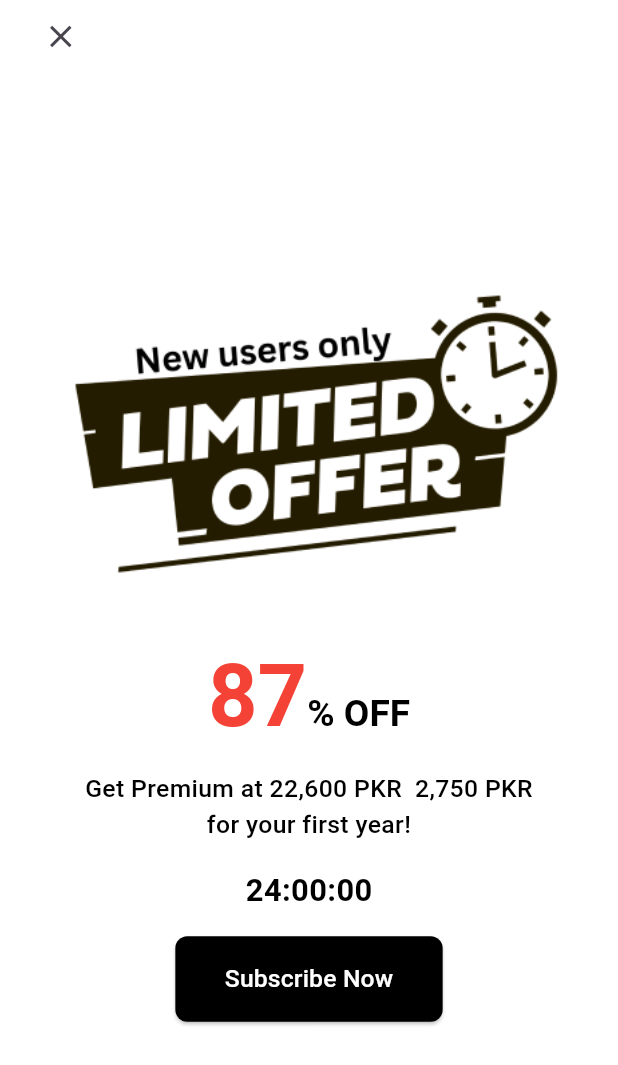
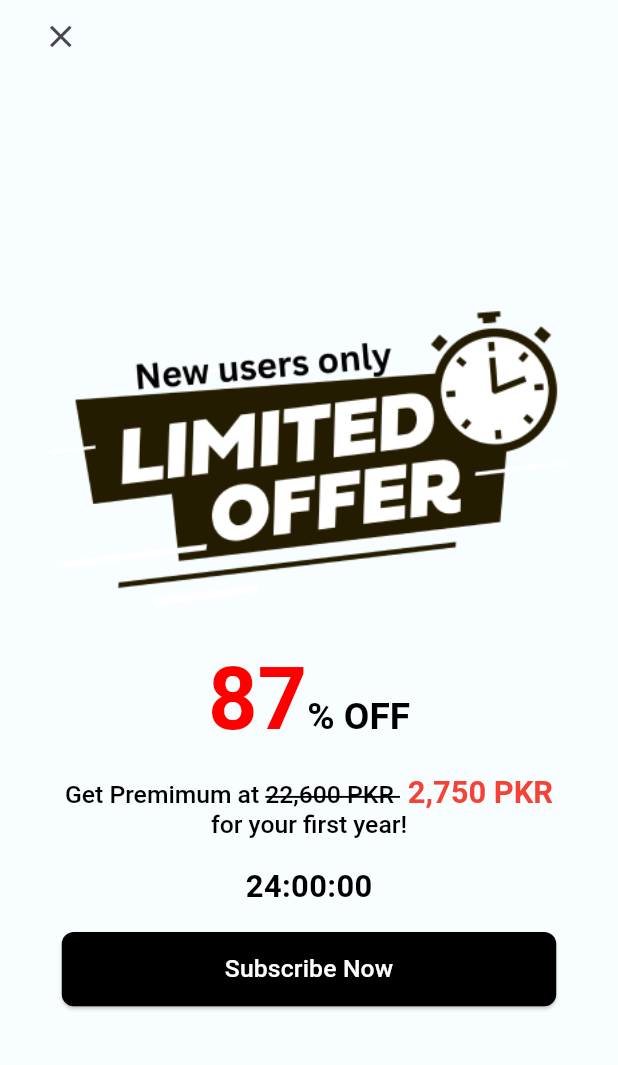
Before and after one commit to Umair-Amjad-Ali/Flutter, a Flutter app: the LimitedOfferScreen screen opened directly, on a phone screen of 412 x 824 dp. Shown: the top 1065 px of the screen. Run offline on Flutter 3.47's test engine with Material 3 defaults, Android fonts, the phone set to English and light mode, and no system bars; our stand-ins replace percent_indicator.

Commit message:
`Refactored LimitedOfferScreen widget with updated design and layout changes`

```diff
--- a/book_reading/lib/main.dart
+++ b/book_reading/lib/main.dart
@@ -1,4 +1,4 @@
-import 'package:book_reading/screens/welcome/limited_offer_screen.dart';
+import 'package:book_reading/screens/mainui/book_details_screen.dart';
 
 import 'package:flutter/material.dart';
 
@@ -15,6 +15,6 @@ class MyApp extends StatelessWidget {
     return MaterialApp(
         debugShowCheckedModeBanner: false,
         title: 'Flutter Demo',
-        home: LimitedOfferScreen());
+        home: BookDetailsScreen());
   }
 }
--- a/book_reading/lib/screens/welcome/limited_offer_screen.dart
+++ b/book_reading/lib/screens/welcome/limited_offer_screen.dart
@@ -1,3 +1,4 @@
+import 'package:book_reading/widgets/custom_button.dart';
 import 'package:flutter/material.dart';
 
 class LimitedOfferScreen extends StatelessWidget {
@@ -6,7 +7,7 @@ class LimitedOfferScreen extends StatelessWidget {
   @override
   Widget build(BuildContext context) {
     return Scaffold(
-      backgroundColor: Colors.white,
+      backgroundColor: Color(0xFFF8FEFF),
       body: SafeArea(
         child: LayoutBuilder(
           builder: (context, constraints) {
@@ -40,7 +41,7 @@ class LimitedOfferScreen extends StatelessWidget {
                           height: screenHeight * 0.25, // Responsive height
                           fit: BoxFit.contain,
                         ),
-                        SizedBox(height: screenHeight * 0.04),
+                        SizedBox(height: screenHeight * 0.03),
 
                         // Main content
                         Column(
@@ -55,8 +56,7 @@ class LimitedOfferScreen extends StatelessWidget {
                                         fontSize: screenHeight *
                                             0.07, // Responsive font size
                                         fontWeight: FontWeight.bold,
-                                      color: Colors.red,
-                                    ),
+                                        color: Color(0xFFFF0000)),
                                   ),
                                   TextSpan(
                                     text: "% OFF",
@@ -70,14 +70,53 @@ class LimitedOfferScreen extends StatelessWidget {
                               ),
                             ),
                             SizedBox(height: screenHeight * 0.02),
-                            Text(
-                              "Get Premium at 22,600 PKR  2,750 PKR\nfor your first year!",
+                            RichText(
+                              textAlign: TextAlign.center,
+                              text: TextSpan(
+                                children: [
+                                  TextSpan(
+                                    text: "Get Premimum at ",
                                     style: TextStyle(
                                       fontSize: screenHeight * 0.02,
                                       fontWeight: FontWeight.w500,
                                       color: Colors.black,
                                     ),
-                              textAlign: TextAlign.center,
+                                  ),
+                                  TextSpan(
+                                    text: "22,600 PKR ",
+                                    style: TextStyle(
+                                      fontSize: screenHeight * 0.02,
+                                      fontWeight: FontWeight.w500,
+                                      color: Colors.black,
+                                      decoration: TextDecoration
+                                          .lineThrough, // Strikethrough effect
+                                      decorationColor:
+                                          Colors.black, // Matches text color
+                                      decorationThickness:
+                                          1.5, // Adjust the thickness of the line
+                                      height:
+                                          1.2, // Ensures proper alignment of the line
+                                    ),
+                                  ),
+                                  TextSpan(
+                                    text: " 2,750 PKR",
+                                    style: TextStyle(
+                                      fontSize: screenHeight * 0.025,
+                                      fontWeight: FontWeight.w600,
+                                      color: Colors
+                                          .red, // Red color for the discounted price
+                                    ),
+                                  ),
+                                  TextSpan(
+                                    text: "\nfor your first year!",
+                                    style: TextStyle(
+                                      fontSize: screenHeight * 0.02,
+                                      fontWeight: FontWeight.w500,
+                                      color: Colors.black,
+                                    ),
+                                  ),
+                                ],
+                              ),
                             ),
                             SizedBox(height: screenHeight * 0.02),
                             Text(
@@ -89,28 +128,13 @@ class LimitedOfferScreen extends StatelessWidget {
                               ),
                             ),
                             SizedBox(height: screenHeight * 0.02),
-                            ElevatedButton(
-                              onPressed: () {
-                                // Handle subscribe now action
-                              },
-                              style: ElevatedButton.styleFrom(
+                            CustomButton(
+                                onPressed: () {},
+                                label: "Subscribe Now",
                                 backgroundColor: Colors.black,
-                                padding: EdgeInsets.symmetric(
-                                  horizontal: screenWidth * 0.08,
-                                  vertical: screenHeight * 0.02,
-                                ),
-                                shape: RoundedRectangleBorder(
-                                  borderRadius: BorderRadius.circular(8.0),
-                                ),
-                              ),
-                              child: Text(
-                                "Subscribe Now",
-                                style: TextStyle(
-                                  fontSize: screenHeight * 0.02,
-                                  color: Colors.white,
-                                ),
-                              ),
-                            ),
+                                textColor: Colors.white,
+                                screenWidth: screenWidth,
+                                screenHeight: screenHeight)
                           ],
                         ),
                       ],
```
Also changed, not shown: book_reading/lib/screens/mainui/book_details_screen.dart (added, +97 -0 lines), book_reading/lib/screens/mainui/reading_screen.dart (added, +185 -0 lines), book_reading/lib/widgets/custom_appbar.dart (added, +55 -0 lines), book_reading/lib/widgets/reading_screen_bottom_bar.dart (added, +67 -0 lines). Lines whose indentation alone changed are shown as unchanged.
